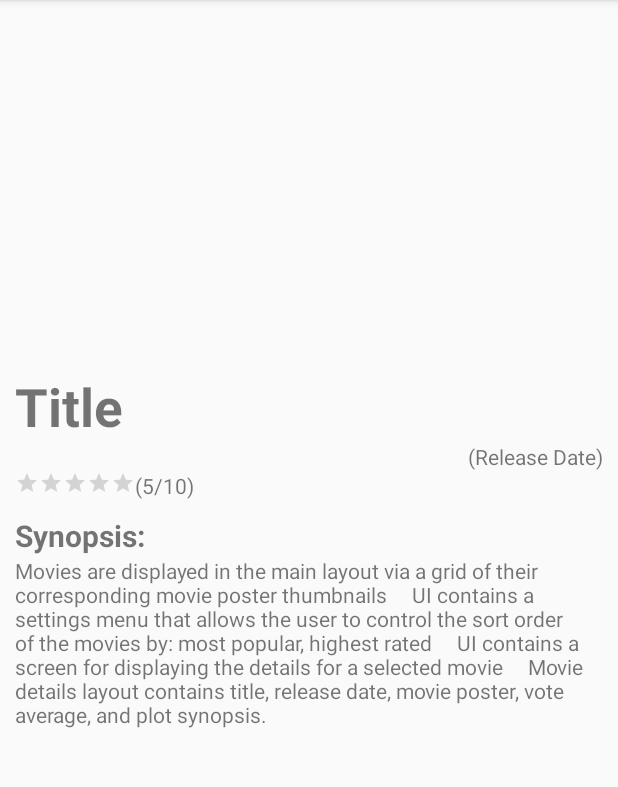
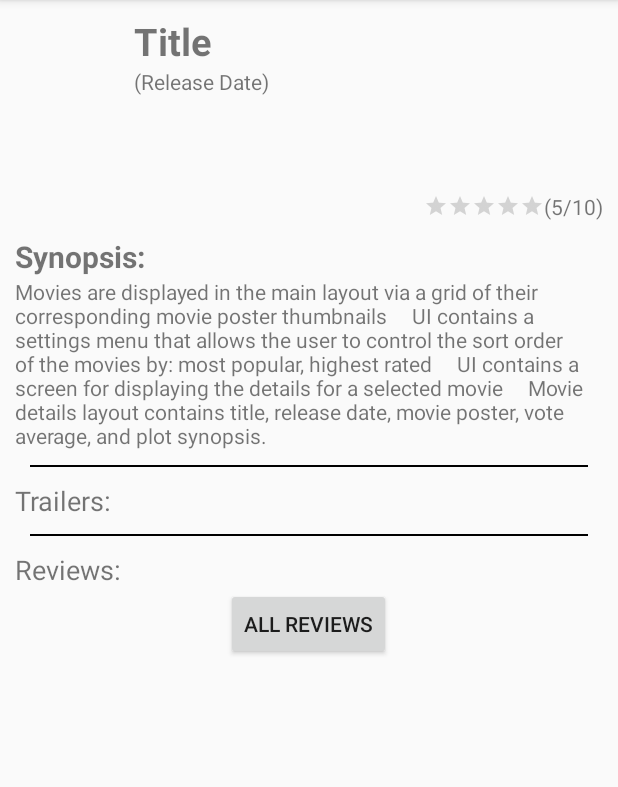
Before and after one commit to kchristiansen/PopularMovies, an Android app: the fragment MovieDetails placed in its activity, on a phone screen of 412 x 824 dp, the part 84-871 px from its top. Run offline under Robolectric (Android 15) with nearby library versions, the phone set to English and light mode, and no system bars; our stand-ins replace Picasso; pictures from the network do not load; 3 statements that could not run were skipped.

Commit message:
play trailers, beginnings of reviews...

```diff
--- a/app/src/main/java/com/example/kevin/popularmovies/MainActivityFragment.java
+++ b/app/src/main/java/com/example/kevin/popularmovies/MainActivityFragment.java
@@ -37,6 +37,9 @@ public class MainActivityFragment extends android.support.v4.app.Fragment {
     private int mGridPosition = 0;
     private String mCurrentSort;
     private String mJsonMovieData;
+    private Context mContext;
+    private MovieAdapter mMovieAdapter;
+    private GridView mGrid;
 
     public MainActivityFragment() {
     }
@@ -86,9 +89,7 @@ public class MainActivityFragment extends android.support.v4.app.Fragment {
         mCallback=null;
     }
 
-    private Context mContext;
-    private MovieAdapter mMovieAdapter;
-    private GridView mGrid;
+
     @Override
     public void onCreate(Bundle savedInstanceState) {
         super.onCreate(savedInstanceState);
@@ -205,6 +206,7 @@ public class MainActivityFragment extends android.support.v4.app.Fragment {
                         .resize(158,237)
                         .centerCrop()
                         .into(holder.moviePoster);
+                convertView.setTag(holder);
             }
 
             if(holder.movieInfo.mID !=movieInfo.mID){
@@ -227,6 +229,8 @@ public class MainActivityFragment extends android.support.v4.app.Fragment {
 
     public class MovieDownloader extends AsyncTask<String,Void, ArrayList<Movie>> {
         final String LOG_TAG = "MovieJsonDownload";
+        final String API_KEY = "";
+
         ArrayList<Movie> movies = new ArrayList<>();
         @Override
         protected void onPostExecute(ArrayList<Movie> movieList) {
@@ -238,8 +242,11 @@ public class MainActivityFragment extends android.support.v4.app.Fragment {
 
         @Override
         protected ArrayList<Movie> doInBackground(String... params) {
+            if(API_KEY==null || API_KEY==""){
+                Log.e(LOG_TAG, "API_KEY=" + API_KEY + ". Did you forget to add your own?");
+            }
 
-            String BASEURL = "http://api.themoviedb.org/3/discover/movie?sort_by=" + mCurrentSort + "&api_key=b002976a12de8c9c6ae1d89a3d0faea2";
+            String BASEURL = "http://api.themoviedb.org/3/discover/movie?sort_by=" + mCurrentSort + "&api_key=" + API_KEY;
             Uri builtUri = Uri.parse(BASEURL);
 
             // hit api if necessary...
@@ -263,7 +270,6 @@ public class MainActivityFragment extends android.support.v4.app.Fragment {
             ArrayList<Movie> movies = new ArrayList<>();
             final String RESULTS = "results";
 
-
             JSONArray results= new JSONObject(json).getJSONArray(RESULTS);
             for(int i=0;i< results.length();i++){
                 JSONObject result = results.getJSONObject(i);
--- a/app/src/main/res/layout/fragment_movie_details.xml
+++ b/app/src/main/res/layout/fragment_movie_details.xml
@@ -10,38 +10,52 @@
         android:orientation="vertical"
         android:layout_width="match_parent"
         android:layout_height="wrap_content">
+        <LinearLayout
+            android:orientation="horizontal"
+            android:layout_width="match_parent"
+            android:layout_height="wrap_content">
             <ImageView
                 android:id="@+id/detail_movie_poster"
-            android:layout_width="158dp"
-            android:layout_height="237dp"
+                android:layout_width="79dp"
+                android:layout_height="118dp"
                 android:layout_gravity="center"/>
+            <LinearLayout
+                android:orientation="vertical"
+                android:layout_width="wrap_content"
+                android:layout_height="wrap_content">
                 <TextView
                     android:id="@+id/detail_title"
                     android:layout_width="wrap_content"
                     android:layout_height="wrap_content"
-            android:textSize="35sp"
+                    android:textSize="25sp"
                     android:textStyle="bold"
                     android:text="Title"/>
                 <TextView
                     android:id="@+id/detail_release_date"
+                    android:layout_width="wrap_content"
+                    android:layout_height="wrap_content"
+                    android:text="(Release Date)"/>
+            </LinearLayout>
+        </LinearLayout>
+        <LinearLayout
+            android:orientation="horizontal"
             android:layout_width="match_parent"
             android:layout_height="wrap_content"
-            android:text="(Release Date)"
-            android:gravity="end"/>
-        <LinearLayout
-            android:layout_width="match_parent"
-            android:layout_height="wrap_content">
+            android:gravity="right">
+
             <RatingBar
                 android:id="@+id/detail_rating_stars"
                 style="?android:ratingBarStyleSmall"
                 android:isIndicator="true"
                 android:stepSize=".1"
+                android:layout_gravity="center"
                 android:layout_width="wrap_content"
                 android:layout_height="wrap_content"/>
             <TextView
                 android:id="@+id/detail_rating"
                 android:layout_width="wrap_content"
                 android:layout_height="wrap_content"
+                android:layout_gravity="center"
                 android:text="(5/10)"/>
         </LinearLayout>
         <TextView
@@ -60,5 +74,50 @@
     UI contains a settings menu that allows the user to control the sort order of the movies by: most popular, highest rated
     UI contains a screen for displaying the details for a selected movie
     Movie details layout contains title, release date, movie poster, vote average, and plot synopsis."/>
+        <View
+            android:background="#000000"
+            android:layout_width = "fill_parent"
+            android:layout_height="1dip"
+            android:layout_margin="10dp"
+            android:layout_centerVertical ="true"
+            android:layout_alignParentTop="true"/>
+        <TextView
+            android:layout_width="wrap_content"
+            android:layout_height="wrap_content"
+            android:textSize="18sp"
+            android:text="Trailers:"/>
+        <LinearLayout android:orientation="vertical"
+            android:id="@+id/tableTrailers"
+            android:layout_width="match_parent"
+            android:layout_height="wrap_content"/>
+        <Button
+            android:id="@+id/buttonAllTrailers"
+            android:layout_width="wrap_content"
+            android:layout_height="wrap_content"
+            android:text="ALL TRAILERS"
+            android:layout_gravity="center"
+            android:visibility="gone"/>
+        <View
+            android:background="#000000"
+            android:layout_width = "fill_parent"
+            android:layout_height="1dip"
+            android:layout_margin="10dp"
+            android:layout_centerVertical ="true"
+            android:layout_alignParentTop="true"/>
+        <TextView
+            android:layout_width="wrap_content"
+            android:layout_height="wrap_content"
+            android:textSize="18sp"
+            android:text="Reviews:"/>
+        <TableLayout
+            android:id="@+id/tableReviews"
+            android:layout_width="match_parent"
+            android:layout_height="wrap_content"/>
+        <Button
+            android:id="@+id/buttonAllReviews"
+            android:layout_width="wrap_content"
+            android:layout_height="wrap_content"
+            android:text="ALL REVIEWS"
+            android:layout_gravity="center"/>
     </LinearLayout>
 </ScrollView>
```
Also changed, not shown: app/src/main/java/com/example/kevin/popularmovies/MovieDetails.java (+151 -0 lines), app/src/main/java/com/example/kevin/popularmovies/Trailer.java (added, +57 -0 lines), app/src/main/res/layout/trailer_list_item.xml (added, +18 -0 lines), 2 other files. Lines whose indentation alone changed are shown as unchanged.
